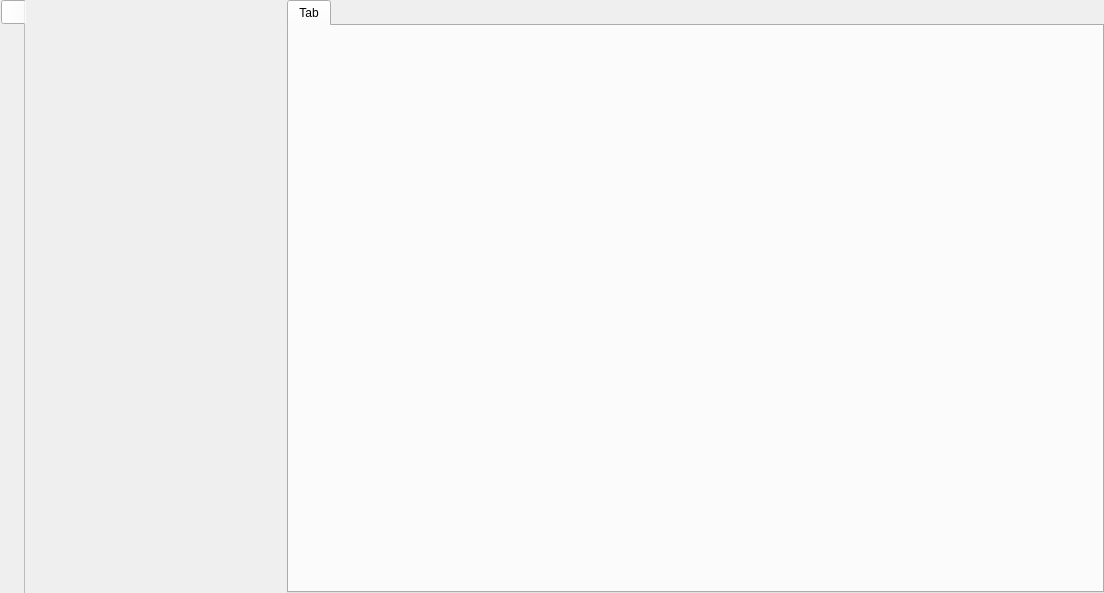
Qt form pineboolib/forms/mainform.ui (deavid/pineboo) before a commit.
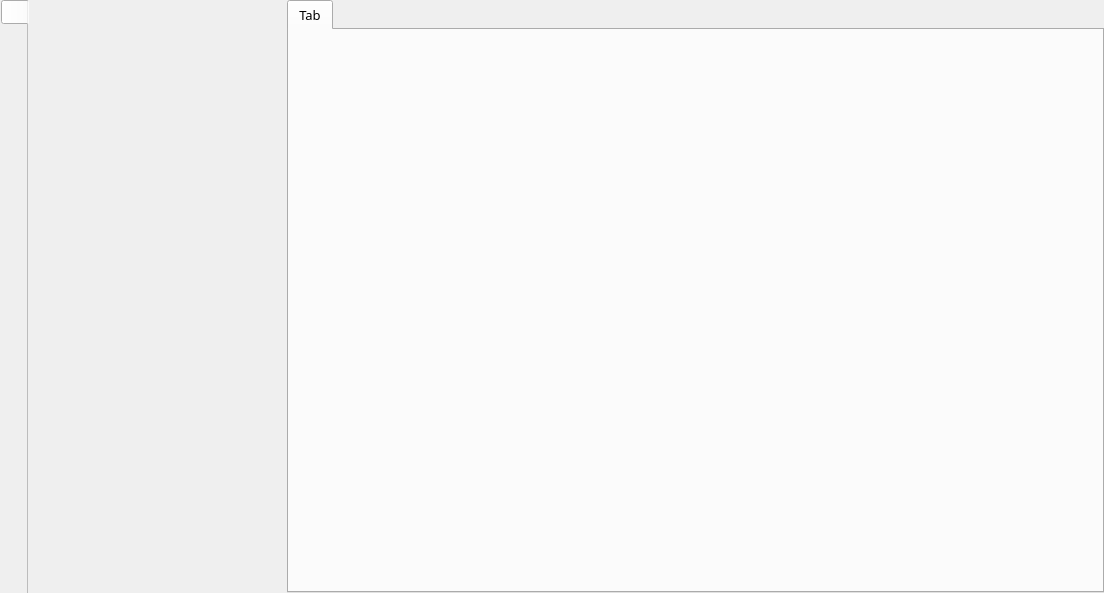
The same form after that commit.

Diff of the .ui file:
```diff
--- a/pineboolib/forms/mainform.ui
+++ b/pineboolib/forms/mainform.ui
@@ -10,6 +10,12 @@
     <height>593</height>
    </rect>
   </property>
+  <property name="font">
+   <font>
+    <family>Noto Sans</family>
+    <pointsize>8</pointsize>
+   </font>
+  </property>
   <property name="windowTitle">
    <string>Form</string>
   </property>
@@ -66,6 +72,7 @@
      </property>
      <property name="font">
       <font>
+       <family>Noto Sans</family>
        <pointsize>8</pointsize>
       </font>
      </property>
@@ -116,6 +123,12 @@
        <verstretch>0</verstretch>
       </sizepolicy>
      </property>
+     <property name="font">
+      <font>
+       <family>Noto Sans</family>
+       <pointsize>10</pointsize>
+      </font>
+     </property>
      <property name="currentIndex">
       <number>0</number>
      </property>
```
Left out of the diff: 2 changed lines with no effect on the pictures.
